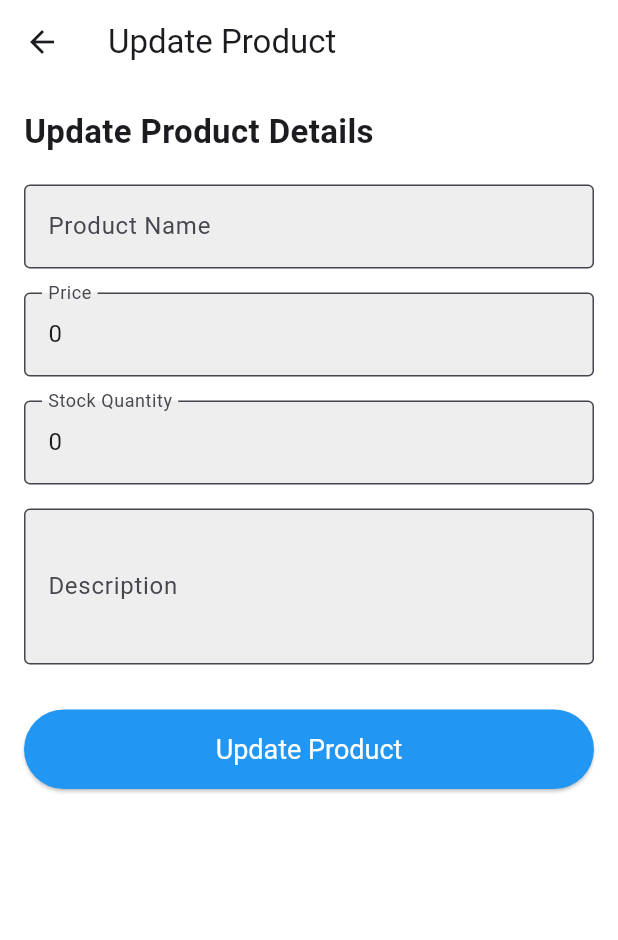
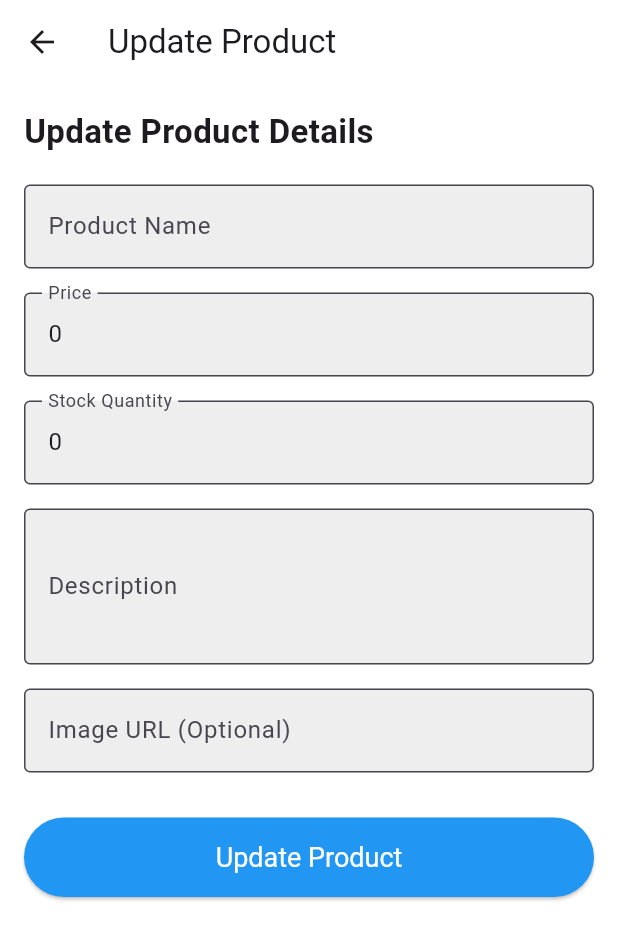
Before and after one commit to ridhammm21/iDairyApp, a Flutter app: the UpdateProductScreen screen opened directly with empty values, on a phone screen of 412 x 824 dp. Shown: the top 940 px of the screen. Run offline on Flutter 3.47's test engine with Material 3 defaults, Android fonts, the light colour scheme and no system bars; our stand-ins replace cloud_firestore, firebase_auth, firebase_core, flutter_chat_types, flutter_chat_ui, get and 3 more; accounts and stored records are empty.

Commit message:
product image

```diff
--- a/lib/pages/admin/screens/update_screen.dart
+++ b/lib/pages/admin/screens/update_screen.dart
@@ -16,6 +16,7 @@ class _UpdateProductScreenState extends State<UpdateProductScreen> {
   late TextEditingController priceController;
   late TextEditingController stockController;
   late TextEditingController descriptionController;
+  late TextEditingController imageController;
 
   final _formKey = GlobalKey<FormState>();
   bool isLoading = false; // Loading indicator flag
@@ -30,6 +31,7 @@ class _UpdateProductScreenState extends State<UpdateProductScreen> {
     priceController = TextEditingController(text: widget.initialProductData['price'].toString());
     stockController = TextEditingController(text: widget.initialProductData['stock'].toString());
     descriptionController = TextEditingController(text: widget.initialProductData['description']);
+    imageController = TextEditingController(text: widget.initialProductData['imageUrl'] ?? '');
   }
 
   // Function to update the product in Firestore
@@ -45,6 +47,7 @@ class _UpdateProductScreenState extends State<UpdateProductScreen> {
           'price': double.parse(priceController.text),
           'stock': int.parse(stockController.text),
           'description': descriptionController.text,
+          'imageUrl': imageController.text.isEmpty ? null : imageController.text,
         });
 
         ScaffoldMessenger.of(context).showSnackBar(
@@ -157,6 +160,16 @@ class _UpdateProductScreenState extends State<UpdateProductScreen> {
                         return null;
                       },
                     ),
+                    const SizedBox(height: 16),
+                    TextFormField(
+                      controller: imageController,
+                      decoration: InputDecoration(
+                        labelText: 'Image URL (Optional)',
+                        border: OutlineInputBorder(),
+                        filled: true,
+                        fillColor: Colors.grey[200],
+                      ),
+                    ),
                     const SizedBox(height: 30),
                     SizedBox(
                       width: double.infinity,
@@ -167,9 +180,7 @@ class _UpdateProductScreenState extends State<UpdateProductScreen> {
                           backgroundColor: Colors.blue,
                           textStyle: const TextStyle(fontSize: 18),
                         ),
-                        child: const Text('Update Product',style: TextStyle(
-                          color: Colors.white
-                        ),),
+                        child: const Text('Update Product', style: TextStyle(color: Colors.white)),
                       ),
                     ),
                   ],
```
Also changed, not shown: lib/pages/admin/screens/add_products.dart (+18 -54 lines), lib/pages/user/home_page.dart (+10 -4 lines).
